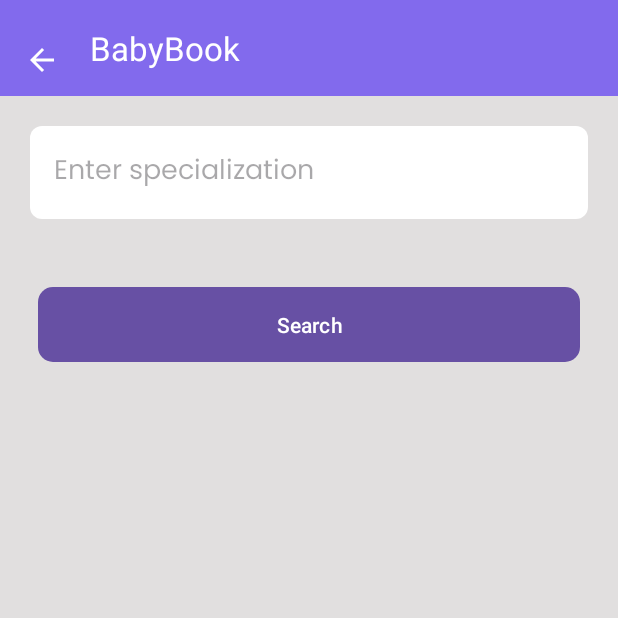
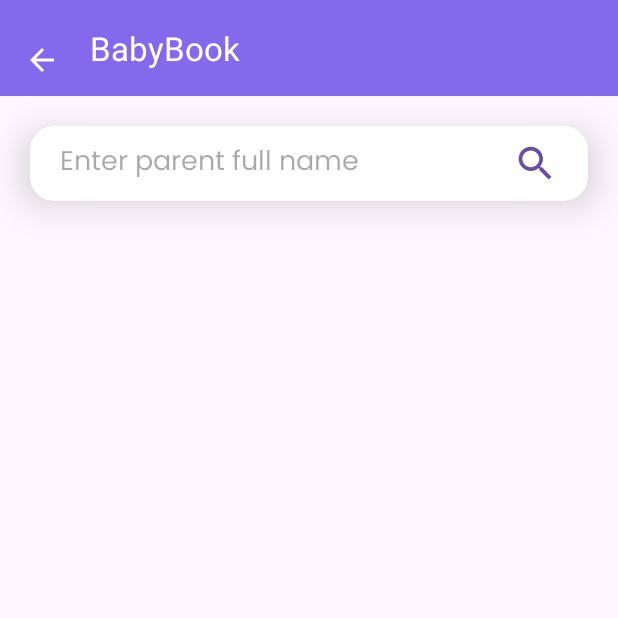
Before and after one commit to babbb06/Babybook, an Android app: the SearchDoctorChatActivity screen opened directly, with no data from a screen before it, on a phone screen of 412 x 824 dp, the top half of it. Run offline under Robolectric (Android 15) with nearby library versions, the phone set to English and light mode, and no system bars; our stand-ins replace Firebase (no records; nobody signed in at launch, a user with empty details on screens opened directly); Roboto replaces fonts that are not available here.

Commit message:
MESSAGE UI *place holder *send button new image
SEARCH MESSAGE
*SEARCH BUTTON WITH NEW INTERFACE
*CHANGE DESIGN

--TOP NAV NEW COLOR IMPLEMENT

```diff
--- /dev/null
+++ b/app/src/main/res/drawable/search.xml
@@ -0,0 +1,5 @@
+<vector xmlns:android="http://schemas.android.com/apk/res/android" android:height="24dp" android:tint="#0058DB" android:viewportHeight="24" android:viewportWidth="24" android:width="24dp">
+
+    <path android:fillColor="@android:color/white" android:pathData="M15.5,14h-0.79l-0.28,-0.27C15.41,12.59 16,11.11 16,9.5 16,5.91 13.09,3 9.5,3S3,5.91 3,9.5 5.91,16 9.5,16c1.61,0 3.09,-0.59 4.23,-1.57l0.27,0.28v0.79l5,4.99L20.49,19l-4.99,-5zM9.5,14C7.01,14 5,11.99 5,9.5S7.01,5 9.5,5 14,7.01 14,9.5 11.99,14 9.5,14z"/>
+
+</vector>
--- a/app/src/main/res/layout/activity_book_appointment.xml
+++ b/app/src/main/res/layout/activity_book_appointment.xml
@@ -14,7 +14,7 @@
             android:id="@+id/toolbar"
             android:layout_width="match_parent"
             android:layout_height="?attr/actionBarSize"
-            android:background="?attr/colorPrimary"
+            android:background="@drawable/header"
             app:popupTheme="@style/ThemeOverlay.AppCompat.Light"
             app:theme="@style/ThemeOverlay.AppCompat.Dark.ActionBar" />
 
--- a/app/src/main/res/layout/activity_search_doctor_chat.xml
+++ b/app/src/main/res/layout/activity_search_doctor_chat.xml
@@ -2,8 +2,8 @@
     xmlns:tools="http://schemas.android.com/tools"
     android:layout_width="match_parent"
     android:layout_height="match_parent"
-    tools:context=".SearchDoctorChatActivity"
-    android:background="#E1DFDF">
+    xmlns:app="http://schemas.android.com/apk/res-auto"
+    tools:context=".SearchDoctorChatActivity">
 
     <androidx.appcompat.widget.Toolbar
         android:id="@+id/toolbar"
@@ -12,34 +12,60 @@
         android:background="@drawable/header"
         android:theme="@style/ThemeOverlay.AppCompat.Dark.ActionBar" />
 
-    <EditText
-        android:id="@+id/editTextSpecialization"
-        android:layout_height="wrap_content"
-        android:hint="Enter specialization"
-        android:fontFamily="@font/poppins"
-        android:background="@drawable/edittext_background"
+
+
+    <androidx.cardview.widget.CardView
+        android:layout_width="match_parent"
+
         android:layout_margin="20dp"
-        android:layout_width="600dp"
+        android:elevation="15dp"
+        android:id="@+id/searchrela"
+        android:layout_below="@id/toolbar"
+        app:cardElevation="15dp"
+        app:cardCornerRadius="16dp"
+        android:layout_height="50dp">
 
-        android:layout_below="@id/toolbar"
-        android:padding="16dp" />
+        <androidx.constraintlayout.widget.ConstraintLayout
+            android:layout_width="match_parent"
+            android:layout_height="match_parent">
 
-    <Button
-        android:id="@+id/buttonSearch"
-        android:layout_width="500dp"
-        android:layout_height="50dp"
-        android:layout_below="@id/editTextSpecialization"
-        android:layout_margin="25dp"
-        android:layout_marginBottom="25dp"
-        android:background="@drawable/rounded_button"
-        android:text="Search" />
+
+            <EditText
+                android:id="@+id/editTextSpecialization"
+                android:layout_width="wrap_content"
+                android:layout_height="match_parent"
+                android:layout_marginStart="20dp"
+                android:background="@drawable/edittext_background"
+                android:fontFamily="@font/poppins"
+                android:hint="Enter parent full name"
+                app:layout_constraintBottom_toBottomOf="parent"
+                app:layout_constraintStart_toStartOf="parent"
+                app:layout_constraintTop_toTopOf="parent" />
+
+            <Button
+                android:id="@+id/buttonSearch"
+                android:layout_width="30dp"
+                android:layout_height="30dp"
+                android:layout_marginEnd="20dp"
+                android:layout_alignTop="@+id/editTextSpecialization"
+                android:layout_alignEnd="@+id/editTextSpecialization"
+                android:background="@drawable/search"
+                app:layout_constraintBottom_toBottomOf="parent"
+                app:layout_constraintEnd_toEndOf="parent"
+                app:layout_constraintTop_toTopOf="parent" />
+
+        </androidx.constraintlayout.widget.ConstraintLayout>
+    </androidx.cardview.widget.CardView>
+
+
+
 
     <androidx.recyclerview.widget.RecyclerView
         android:id="@+id/recyclerViewDoctors"
         android:layout_width="match_parent"
         android:fontFamily="@font/poppins"
         android:layout_height="match_parent"
-        android:layout_below="@id/buttonSearch"
+        android:layout_below="@id/searchrela"
         android:layout_marginTop="56dp"
         android:padding="16dp" />
 </RelativeLayout>
--- a/app/src/main/res/layout/item_message.xml
+++ b/app/src/main/res/layout/item_message.xml
@@ -11,6 +11,7 @@
         android:layout_height="wrap_content"
         android:textColor="@android:color/darker_gray"
         android:textSize="12sp"
+        android:text="docotr name"
         android:layout_alignParentStart="true"
         android:layout_marginStart="16dp" />
 
@@ -19,6 +20,7 @@
         android:layout_width="wrap_content"
         android:layout_height="wrap_content"
         android:padding="10dp"
+        android:text="asdasdasdasdsa"
         android:layout_below="@id/senderNameTextView"
         android:textColor="@android:color/black"
         android:layout_alignParentStart="true"
@@ -33,6 +35,7 @@
         android:layout_height="wrap_content"
         android:textColor="@android:color/darker_gray"
         android:textSize="10sp"
+        android:text="09/20/1000"
         android:layout_below="@id/messageTextView"
         android:layout_alignParentStart="true"
         android:layout_marginStart="16dp"
--- a/app/src/main/res/layout/item_post.xml
+++ b/app/src/main/res/layout/item_post.xml
@@ -32,7 +32,7 @@
             android:fontFamily="@font/poppins"
             android:padding="15dp"
             android:text="Juan Dela Cruz"
-            android:textSize="20sp"
+            android:textSize="18sp"
             android:textStyle="bold"
             app:layout_constraintEnd_toEndOf="parent"
             app:layout_constraintHorizontal_bias="0.0"
--- a/app/src/main/res/layout/toolbar.xml
+++ b/app/src/main/res/layout/toolbar.xml
@@ -3,7 +3,7 @@
     android:id="@+id/toolbar"
     android:layout_width="match_parent"
     android:layout_height="?attr/actionBarSize"
-    android:background="?attr/colorPrimary"
+    android:background="@drawable/header"
     android:theme="@style/ThemeOverlay.AppCompat.Dark.ActionBar"
     android:popupTheme="@style/ThemeOverlay.AppCompat.Light"
     android:elevation="4dp">
--- a/app/src/main/res/menu/drawer_menu.xml
+++ b/app/src/main/res/menu/drawer_menu.xml
@@ -35,10 +35,6 @@
 
             <menu>
 
-                <item
-                    android:id="@+id/nav_login"
-                    android:icon="@drawable/profile"
-                    android:title="Login" />
 
                 <item
                     android:id="@+id/nav_profile"
```
Also changed, not shown: app/src/main/res/layout/activity_chat.xml (+14 -5 lines), app/src/main/res/layout/activity_parent_dashboard.xml (+10 -11 lines), app/src/main/res/layout/activity_search_parent_chat.xml (+43 -21 lines), app/src/main/res/layout/item_doctor2.xml (+28 -10 lines), app/src/main/res/layout/item_parent.xml (+34 -13 lines), app/src/main/res/layout/nav_header.xml (+9 -4 lines), app/src/main/res/menu/doctor_nav.xml (deleted, +0 -21 lines), app/src/main/res/drawable/message_icon.png (added), app/src/main/res/drawable/send_icon.png (added).
